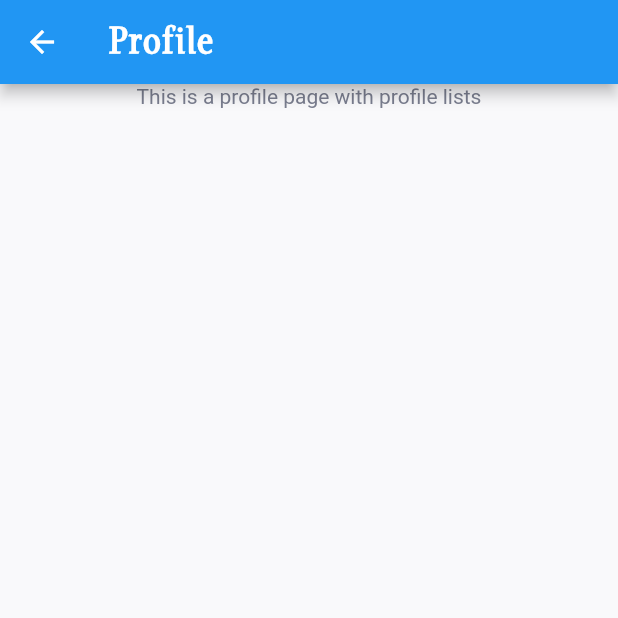
After one commit to Defuera/copybot, a Flutter app: the ProfilePage screen opened by its route, on a phone screen of 412 x 824 dp, the top half of it. The commit adds this screen. Run offline on Flutter 3.47's test engine with Material 2 defaults, Android fonts, the phone set to English and light mode, and no system bars; our stand-ins replace bloc, flutter_bloc.

Commit message:
add routing

```diff
--- a/lib/application.dart
+++ b/lib/application.dart
@@ -1,5 +1,6 @@
 import 'package:bot/common/theme.dart';
 import 'package:bot/devices/devices_page.dart';
+import 'package:bot/profile/profile_page.dart';
 import 'package:flutter/material.dart';
 
 class MyApp extends StatelessWidget {
@@ -13,7 +14,10 @@ class MyApp extends StatelessWidget {
         scaffoldBackgroundColor: BotColors.bgColor,
         textTheme: textTheme,
       ),
-      home: DevicesPage(),
+      routes: {
+        '/': (context) => DevicesPage(),
+        ProfilePage.route: (context) => ProfilePage(),
+      },
     );
   }
 }
--- /dev/null
+++ b/lib/profile/profile_bloc.dart
@@ -0,0 +1,29 @@
+import 'package:bloc/bloc.dart';
+import 'package:bot/common/models/device.dart';
+
+class ProfileBloc extends Bloc<Event, ViewModel> {
+  @override
+  get initialState => ViewModel(showAddProfileReveal: true);
+
+  @override
+  Stream<ViewModel> mapEventToState(ViewModel viewModel, Event event)  async* {
+    if (event.hideAddProfileReveal){
+      yield ViewModel(showAddProfileReveal: false);
+    }
+  }
+}
+
+class ViewModel {
+  bool showAddProfileReveal;
+  List<Device> devices;
+
+  ViewModel({this.showAddProfileReveal, this.devices});
+}
+
+class Event {
+  bool hideAddProfileReveal;
+
+  Event({
+    this.hideAddProfileReveal,
+  });
+}
--- /dev/null
+++ b/lib/profile/profile_page.dart
@@ -0,0 +1,42 @@
+import 'dart:math';
+
+import 'package:bot/profile/profile_bloc.dart';
+import 'package:flutter/material.dart';
+import 'package:flutter_bloc/flutter_bloc.dart';
+
+class ProfilePage extends StatefulWidget {
+  static String route = "/profile";
+
+  ProfilePage({Key key}) : super(key: key);
+
+  @override
+  _ProfilePageState createState() => _ProfilePageState();
+}
+
+class _ProfilePageState extends State<ProfilePage> {
+  final bloc = ProfileBloc();
+
+  @override
+  Widget build(BuildContext context) {
+    return BlocBuilder(
+        bloc: bloc,
+        builder: (BuildContext context, ViewModel viewModel) {
+          return Scaffold(
+              appBar: AppBar(
+                title: Text(
+                  "Profile",
+                  style: Theme.of(context).textTheme.headline,
+                ),
+              ),
+              body: Column(children: <Widget>[
+//                Image.asset("assets/images/list_empty.png"),
+                Align(
+                    alignment: Alignment.topCenter,
+                    child: Text(
+                      "This is a profile page with profile lists",
+                      style: Theme.of(context).textTheme.body1,
+                    )),
+              ]));
+        });
+  }
+}
```
Also changed, not shown: lib/devices/devices_bloc.dart (+15 -9 lines), lib/devices/devices_page.dart (+5 -2 lines).
